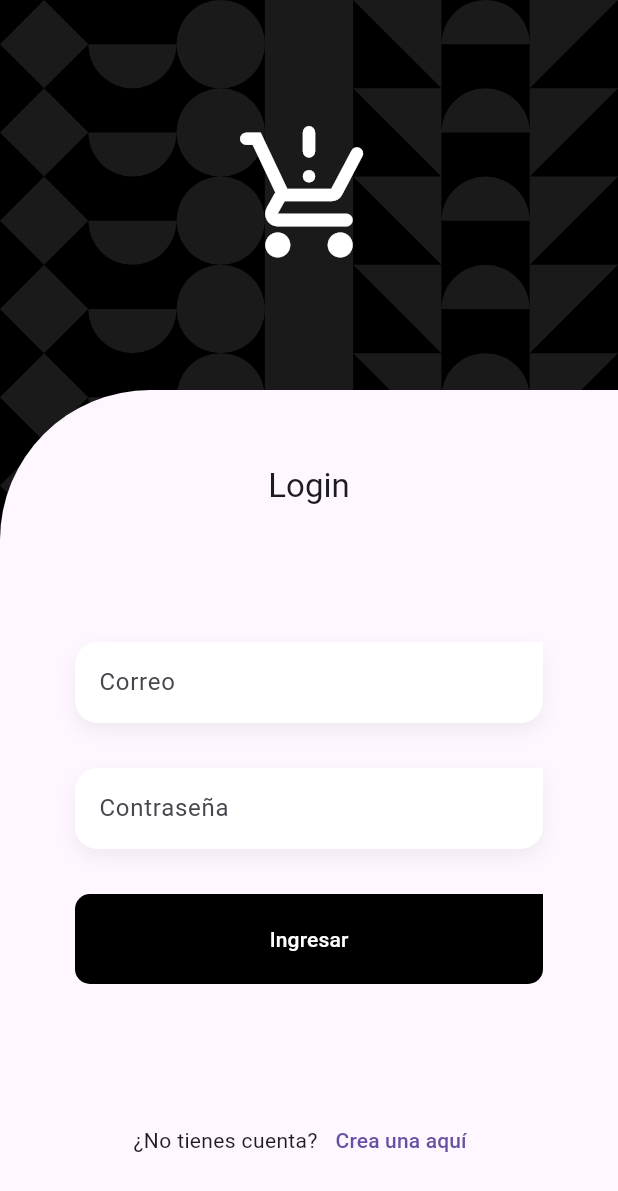
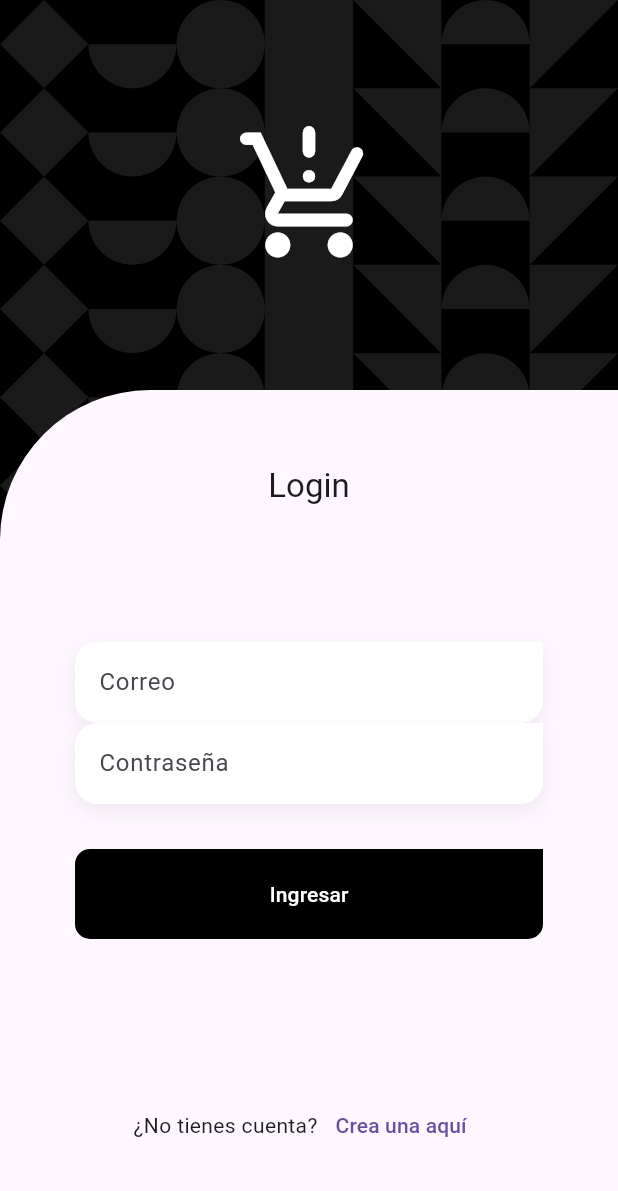
Before and after one commit to Kanicbay/Flutter-Learning, a Flutter app: the screen it shows after launch, on a phone screen of 412 x 824 dp. Shown: the top 1191 px of the screen. Run offline on Flutter 3.47's test engine with Material 3 defaults, Android fonts, the phone set to English and light mode, and no system bars; our stand-ins replace animate_do, card_swiper, dio, drift, drift_flutter, equatable and 11 more; accounts and stored records are empty; generated files the repository leaves out were written again; statements that could not run were skipped; project files that could hold a hidden picture were left out.

Commit message:
feat(style): change errorMessage and space between inputs
Brian Coyago

```diff
--- a/Flutter/teslo_app/lib/features/auth/presentation/screens/login_screen.dart
+++ b/Flutter/teslo_app/lib/features/auth/presentation/screens/login_screen.dart
@@ -76,7 +76,9 @@
                 ? loginForm.email.errorMessage
                 : null,
           ),
-          const SizedBox(height: 30),
+          SizedBox(
+            height: loginForm.isFormPosted && !loginForm.isValid ? 15 : 30,
+          ),
 
           CustomTextFormField(
             label: 'Contraseña',
--- a/Flutter/teslo_app/lib/features/shared/widgets/custom_text_form_field.dart
+++ b/Flutter/teslo_app/lib/features/shared/widgets/custom_text_form_field.dart
@@ -31,7 +31,10 @@
 
     const borderRadius = Radius.circular(15);
 
-    return Container(
+    return Column(
+      crossAxisAlignment: CrossAxisAlignment.start,
+      children: [
+        Container(
           // padding: const EdgeInsets.only(bottom: 0, top: 15),
           decoration: BoxDecoration(
             color: Colors.white,
@@ -55,6 +58,7 @@
             keyboardType: keyboardType,
             style: const TextStyle(fontSize: 20, color: Colors.black54),
             decoration: InputDecoration(
+              fillColor: Colors.transparent,
               floatingLabelStyle: const TextStyle(
                 color: Colors.black,
                 fontWeight: FontWeight.bold,
@@ -63,19 +67,29 @@
               enabledBorder: border,
               focusedBorder: border,
               errorBorder: border.copyWith(
-            borderSide: BorderSide(color: Colors.red.shade800),
+                borderSide: const BorderSide(color: Colors.transparent),
               ),
               focusedErrorBorder: border.copyWith(
-            borderSide: BorderSide(color: Colors.red.shade800),
+                borderSide: const BorderSide(color: Colors.transparent),
               ),
               isDense: true,
               label: label != null ? Text(label!) : null,
               hintText: hint,
-          errorText: errorMessage,
+              // errorText: errorMessage,
               focusColor: colors.primary,
               // icon: Icon( Icons.supervised_user_circle_outlined, color: colors.primary, )
             ),
           ),
+        ),
+        if (errorMessage != null)
+          Padding(
+            padding: const EdgeInsets.only(top: 8, left: 15),
+            child: Text(
+              errorMessage!,
+              style: const TextStyle(color: Colors.red, fontSize: 14),
+            ),
+          ),
+      ],
     );
   }
 }
```
Lines whose indentation alone changed are shown as unchanged.
